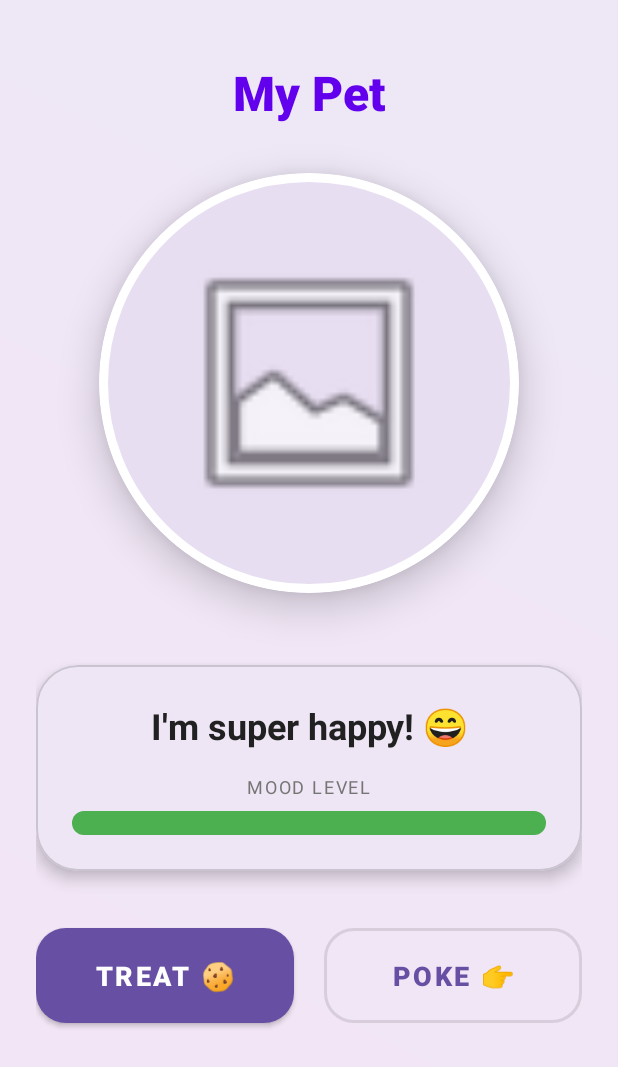
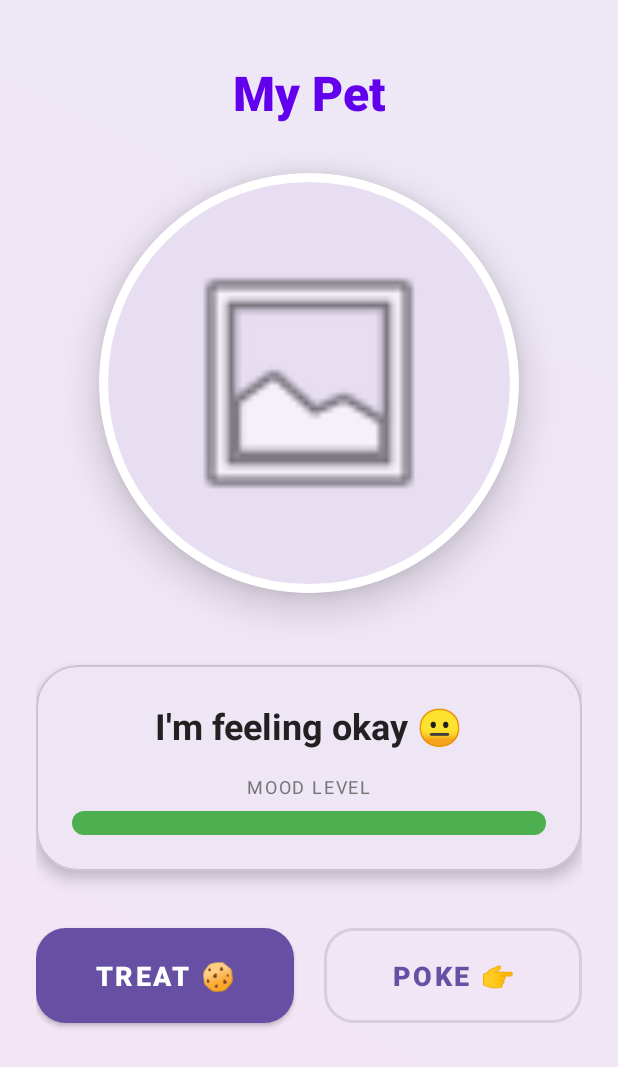
Before and after one commit to dhruv230605/MUC_Assignment_1, an Android app: the PetActivity screen opened directly, with no data from a screen before it, after a tap on an icon or button, on a phone screen of 412 x 824 dp. Shown: the top 1067 px of the screen. Run offline under Robolectric (Android 15) with nearby library versions, the phone set to English and light mode, and no system bars.

Commit message:
Added updatePetImage function to change images acc to moods

```diff
--- a/app/src/main/java/com/example/mucassignment1/PetActivity.kt
+++ b/app/src/main/java/com/example/mucassignment1/PetActivity.kt
@@ -8,7 +8,6 @@ import android.content.Intent
 import android.content.IntentFilter
 import android.content.res.ColorStateList
 import android.graphics.Color
-import android.graphics.PorterDuff
 import android.os.BatteryManager
 import android.os.Bundle
 import android.view.animation.AnimationUtils
@@ -17,16 +16,25 @@ import android.widget.ImageView
 import android.widget.ProgressBar
 import android.widget.TextView
 import androidx.appcompat.app.AppCompatActivity
-import androidx.core.content.ContextCompat
 
 class PetActivity : AppCompatActivity() {
 
-    private var moodLevel = 100 // Start at neutral
+    // Mood related
+    private var moodLevel = 100
     private lateinit var moodBar: ProgressBar
     private lateinit var tvStatus: TextView
     private lateinit var imgPet: ImageView
-    private var originalImage: Int = -1
 
+    // Pet state constants (NO enum)
+    private val STATE_NORMAL = 0
+    private val STATE_TIRED = 1
+    private val STATE_HUNGRY = 2
+    private val STATE_ANGRY = 3
+
+    private var currentState = STATE_NORMAL
+    private var tapCount = 0
+
+    private lateinit var petType: String
     private lateinit var batteryReceiver: BroadcastReceiver
 
     override fun onCreate(savedInstanceState: Bundle?) {
@@ -34,93 +42,129 @@ class PetActivity : AppCompatActivity() {
         setContentView(R.layout.activity_pet)
 
         val tvPetName = findViewById<TextView>(R.id.tvPetName)
-        imgPet = findViewById<ImageView>(R.id.imgPet)
-        tvStatus = findViewById<TextView>(R.id.tvStatus)
-        moodBar = findViewById<ProgressBar>(R.id.moodBar)
+        imgPet = findViewById(R.id.imgPet)
+        tvStatus = findViewById(R.id.tvStatus)
+        moodBar = findViewById(R.id.moodBar)
         val btnGoodTouch = findViewById<Button>(R.id.btnGoodTouch)
         val btnBadTouch = findViewById<Button>(R.id.btnBadTouch)
 
         // Intent data
         val petName = intent.getStringExtra("PET_NAME")
-        originalImage = intent.getIntExtra("PET_IMAGE", -1)
+        petType = intent.getStringExtra("PET_TYPE") ?: "pup"
 
         tvPetName.text = petName ?: "My Pet"
-        if (originalImage != -1) {
-            imgPet.setImageResource(originalImage)
+
+        // Start in normal state
+        updatePetImage(STATE_NORMAL)
+        updateMood(0)
+
+        // Good touch
+        btnGoodTouch.setOnClickListener {
+            updateMood(10)
         }
 
-        // Initial Mood Update
-        updateMood(0)
-
-        // Button Actions
-        btnGoodTouch.setOnClickListener {
-            updateMood(10) // Increase mood
-        }
-
+        // Bad touch
         btnBadTouch.setOnClickListener {
-            updateMood(-15) // Decrease mood
+            updateMood(-15)
             playAngryShake(imgPet)
         }
 
+        // Pet tapping logic (Angry state)
         imgPet.setOnClickListener {
-            updateMood(5) // Tapping the pet gently is a good touch
+            tapCount++
+            if (tapCount > 5) {
+                tvStatus.text = "Stop it! I'm angry 😡"
+                updatePetImage(STATE_ANGRY)
+                playAngryShake(imgPet)
+            } else {
+                updateMood(5)
+            }
         }
 
-        // Breathing Animation
+        // Calm down after 10 seconds
+        imgPet.postDelayed({
+            tapCount = 0
+            if (currentState == STATE_ANGRY) {
+                tvStatus.text = "I'm calm now 🙂"
+                updatePetImage(STATE_NORMAL)
+            }
+        }, 10_000)
+
+        // Breathing animation
         startBreathingAnimation()
 
-        // Battery Receiver
+        // Tired state after 5 minutes
+        imgPet.postDelayed({
+            if (currentState != STATE_ANGRY && currentState != STATE_HUNGRY) {
+                tvStatus.text = "I'm tired 😴"
+                updatePetImage(STATE_TIRED)
+            }
+        }, 5 * 60 * 1000)
+
+        // Battery receiver (Hungry state)
         batteryReceiver = object : BroadcastReceiver() {
             override fun onReceive(context: Context?, intent: Intent?) {
                 val level = intent?.getIntExtra(BatteryManager.EXTRA_LEVEL, -1) ?: return
-                if (level < 20) {
-                    tvStatus.text = "I'm hungry and weak 😢"
-                    imgPet.setColorFilter(
-                        ContextCompat.getColor(this@PetActivity, android.R.color.holo_orange_light),
-                        PorterDuff.Mode.MULTIPLY
-                    )
+
+                if (level < 20 && currentState != STATE_ANGRY) {
+                    tvStatus.text = "I'm hungry 😢"
+                    updatePetImage(STATE_HUNGRY)
+                } else if (level >= 20 && currentState == STATE_HUNGRY) {
+                    tvStatus.text = "I'm feeling better 🙂"
+                    updatePetImage(STATE_NORMAL)
                 }
             }
         }
         registerReceiver(batteryReceiver, IntentFilter(Intent.ACTION_BATTERY_CHANGED))
     }
 
+    // Dynamically update pet image based on state + pet type
+    private fun updatePetImage(state: Int) {
+        currentState = state
+
+        val imageName = when (state) {
+            STATE_NORMAL -> petType
+            STATE_TIRED -> "${petType}_tired"
+            STATE_HUNGRY -> "${petType}_hungry"
+            STATE_ANGRY -> "${petType}_angry"
+            else -> petType
+        }
+
+        val resId = resources.getIdentifier(imageName, "drawable", packageName)
+        if (resId != 0) {
+            imgPet.setImageResource(resId)
+        }
+    }
+
+    // Mood bar logic
     private fun updateMood(delta: Int) {
-        moodLevel += delta
-        moodLevel = moodLevel.coerceIn(0, 120)
+        moodLevel = (moodLevel + delta).coerceIn(0, 120)
         moodBar.progress = moodLevel
 
-        // Dynamic Color for the Mood Bar
         val barColor = when {
-            moodLevel > 70 -> Color.parseColor("#4CAF50") // Green
-            moodLevel >= 25 -> Color.parseColor("#FFC107") // Yellow/Orange
-            else -> Color.parseColor("#F44336") // Red
+            moodLevel > 70 -> Color.parseColor("#4CAF50")
+            moodLevel >= 25 -> Color.parseColor("#FFC107")
+            else -> Color.parseColor("#F44336")
         }
         moodBar.progressTintList = ColorStateList.valueOf(barColor)
 
         when {
-            moodLevel > 100 -> {
-                tvStatus.text = "I'm super happy! 😄"
-                imgPet.clearColorFilter()
+            moodLevel < 25 && currentState != STATE_HUNGRY -> {
+                tvStatus.text = "I'm very angry 😡"
+                updatePetImage(STATE_ANGRY)
             }
-            moodLevel > 80 -> {
-                tvStatus.text = "I'm doing great! 😊"
-                imgPet.clearColorFilter()
-            }
-            moodLevel >= 25 -> {
-                tvStatus.text = "I'm feeling okay 😐"
-                imgPet.clearColorFilter()
-            }
-            else -> {
-                tvStatus.text = "I'm very angry! 😡"
-                imgPet.setColorFilter(
-                    ContextCompat.getColor(this, android.R.color.holo_red_light),
-                    PorterDuff.Mode.MULTIPLY
-                )
+
+            moodLevel >= 80 &&
+                    currentState != STATE_HUNGRY &&
+                    currentState != STATE_NORMAL -> {
+                tvStatus.text = "I'm happy 😄"
+                updatePetImage(STATE_NORMAL)
             }
         }
+
     }
 
+    // Breathing animation
     private fun startBreathingAnimation() {
         val scaleX = ObjectAnimator.ofFloat(imgPet, "scaleX", 1f, 1.05f)
         val scaleY = ObjectAnimator.ofFloat(imgPet, "scaleY", 1f, 1.05f)
```
